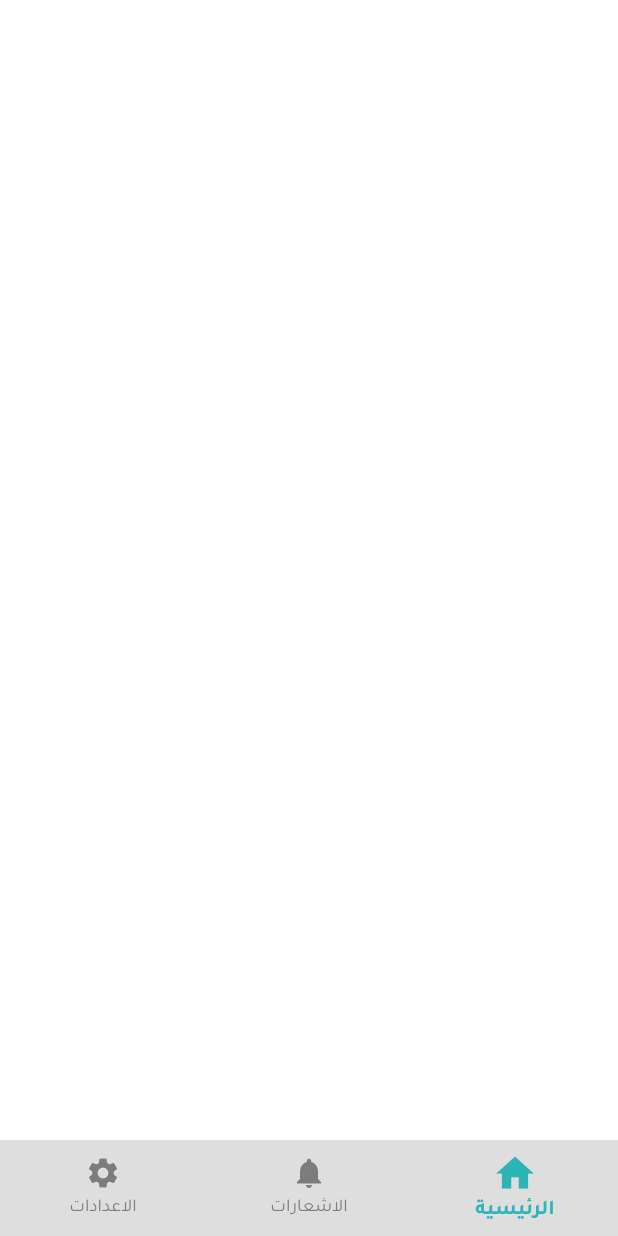
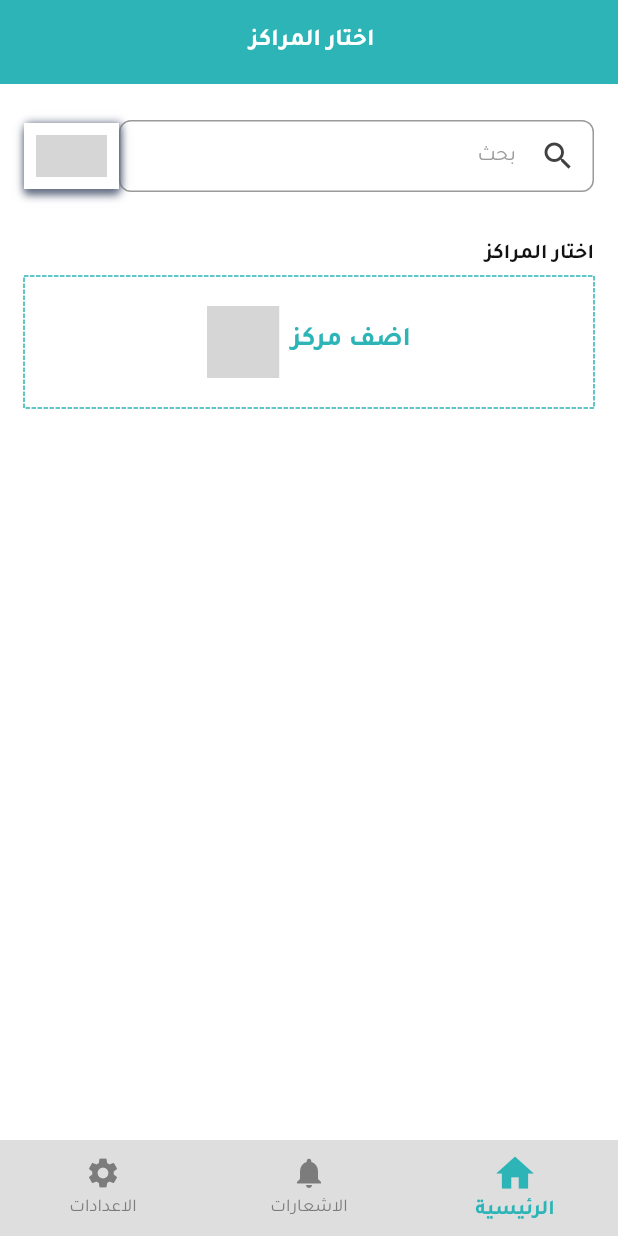
Before and after one commit to KareemFlutter/workshop_manager, a Flutter app: the NavBarScreen screen opened by its route, on a phone screen of 412 x 824 dp. Run offline on Flutter 3.47's test engine with Material 3 defaults, Android fonts, the phone set to English and light mode, and no system bars; drawn by our look-alikes of dotted_border; our stand-ins replace bloc, dartz, device_info_plus, dio, equatable, flutter_bloc and 6 more; accounts and stored records are empty; grey boxes are pictures that could not be loaded.

Commit message:
add home screen Ui

```diff
--- a/lib/Core/styles/app_styles.dart
+++ b/lib/Core/styles/app_styles.dart
@@ -1,4 +1,5 @@
 import 'package:flutter/material.dart';
+import 'package:flutter/services.dart';
 
 import '../constant/out_line_input_border.dart';
 import '../utils/app_colors.dart';
@@ -20,6 +21,7 @@ ThemeData themeData() {
       suffixIconColor: AppColors.grey9,
     ),
     appBarTheme: const AppBarTheme(
+      systemOverlayStyle: SystemUiOverlayStyle(statusBarColor: AppColors.white),
       backgroundColor: AppColors.white,
       centerTitle: true,
       elevation: 0.0,
--- a/lib/Core/utils/app_colors.dart
+++ b/lib/Core/utils/app_colors.dart
@@ -10,4 +10,5 @@ class AppColors {
   static const Color redED = Color(0xffED1414);
   static const Color grey7c = Color(0xff7C7C7C);
   static const Color greyDE = Color(0xffDEDEDE);
+  static const Color grey41 = Color(0xff414141);
 }
--- a/lib/Core/utils/app_imgaes.dart
+++ b/lib/Core/utils/app_imgaes.dart
@@ -1,5 +1,6 @@
 class AppImages {
   static const String pathRoot = "assets/images";
+  static const String vectRoot = "assets/images/vectors";
 
   //! images
   static const String intro = "$pathRoot/intro.png";
@@ -7,4 +8,8 @@ class AppImages {
   static const String lock = "$pathRoot/lock.png";
   static const String largLogo = "$pathRoot/big_logo.png";
   static const String reset = "$pathRoot/reset.png";
+
+  //! Vectors
+  static const String filter = "$vectRoot/filter.svg";
+  static const String add = "$vectRoot/add.svg";
 }
--- /dev/null
+++ b/lib/Core/widget/custom_app_bar.dart
@@ -0,0 +1,23 @@
+import 'package:flutter/material.dart';
+import 'package:workshop_manager/Core/utils/app_colors.dart';
+import 'package:workshop_manager/Core/widget/custom_app_text.dart';
+
+PreferredSizeWidget? appBar({
+  Color? color,
+  Widget? leading,
+  List<Widget>? actions,
+  required String title,
+}) {
+  return AppBar(
+    backgroundColor: color,
+    automaticallyImplyLeading: false,
+    leading: leading,
+    actions: actions,
+    title: CustomAppText(
+      text: title,
+      color: AppColors.white,
+      fontWeight: FontWeight.w700,
+      size: 16,
+    ),
+  );
+}
--- /dev/null
+++ b/lib/Core/widget/custom_seach_bar.dart
@@ -0,0 +1,22 @@
+import 'package:flutter/material.dart';
+
+class CustomSeachBar extends StatelessWidget {
+  final String? hintText;
+  final Widget? prefixIcon;
+  const CustomSeachBar({
+    super.key,
+    this.hintText,
+    this.prefixIcon,
+  });
+
+  @override
+  Widget build(BuildContext context) {
+    return TextFormField(
+      decoration: InputDecoration(
+        contentPadding: const EdgeInsets.all(0),
+        hintText: hintText,
+        prefixIcon: prefixIcon,
+      ),
+    );
+  }
+}
--- a/lib/Feature/Home/Presentation/Views/home_screen.dart
+++ b/lib/Feature/Home/Presentation/Views/home_screen.dart
@@ -1,10 +1,55 @@
+import 'package:dotted_border/dotted_border.dart';
 import 'package:flutter/material.dart';
+import 'package:flutter_svg/flutter_svg.dart';
+import 'package:workshop_manager/Core/utils/app_colors.dart';
+import 'package:workshop_manager/Core/utils/app_imgaes.dart';
+import 'package:workshop_manager/Core/widget/custom_app_text.dart';
+import '../../../../Core/constant/app_sized.dart';
+import '../../../../Core/widget/custom_app_bar.dart';
+import '../widget/custom_row_search_bar_and_filter.dart';
 
 class HomeScreen extends StatelessWidget {
   const HomeScreen({super.key});
 
   @override
   Widget build(BuildContext context) {
-    return const Scaffold();
+    return Scaffold(
+      appBar: appBar(
+        color: AppColors.primary,
+        title: "اختار المراكز ",
+      ),
+      body: Padding(
+        padding: const EdgeInsets.symmetric(horizontal: 16, vertical: 24),
+        child: Column(
+          crossAxisAlignment: CrossAxisAlignment.start,
+          children: [
+            const CustomRowSearchBarAndFilter(),
+            height(32),
+            const CustomAppText(
+              text: "اختار المراكز ",
+              fontWeight: FontWeight.w700,
+            ),
+            height(4),
+            DottedBorder(
+                color: AppColors.primary,
+                padding: const EdgeInsets.all(20),
+                radius: const Radius.circular(12),
+                child: Row(
+                  mainAxisAlignment: MainAxisAlignment.center,
+                  children: [
+                    const CustomAppText(
+                      text: "اضف مركز",
+                      size: 18,
+                      fontWeight: FontWeight.w700,
+                      color: AppColors.primary,
+                    ),
+                    width(8),
+                    SvgPicture.asset(AppImages.add)
+                  ],
+                ))
+          ],
+        ),
+      ),
+    );
   }
 }
--- /dev/null
+++ b/lib/Feature/Home/Presentation/widget/custom_row_search_bar_and_filter.dart
@@ -0,0 +1,50 @@
+import 'package:flutter/material.dart';
+import 'package:flutter_svg/flutter_svg.dart';
+import 'package:workshop_manager/Core/widget/custom_seach_bar.dart';
+import '../../../../Core/utils/app_colors.dart';
+import '../../../../Core/utils/app_imgaes.dart';
+
+class CustomRowSearchBarAndFilter extends StatelessWidget {
+  const CustomRowSearchBarAndFilter({super.key});
+
+  @override
+  Widget build(BuildContext context) {
+    return Row(
+      mainAxisAlignment: MainAxisAlignment.spaceBetween,
+      children: [
+        const Flexible(
+          flex: 5,
+          child: CustomSeachBar(
+            hintText: "بحث",
+            prefixIcon: Icon(
+              Icons.search,
+              color: AppColors.grey41,
+            ),
+          ),
+        ),
+        Flexible(
+          child: Container(
+            height: 44,
+            padding: const EdgeInsets.all(8),
+            decoration: const BoxDecoration(
+              boxShadow: [
+                BoxShadow(
+                  blurRadius: 4,
+                  color: AppColors.grey66,
+                  offset: Offset(0, 4),
+                ),
+                BoxShadow(
+                  blurRadius: 4,
+                  color: AppColors.grey66,
+                  offset: Offset(1, 0),
+                )
+              ],
+              color: AppColors.white,
+            ),
+            child: SvgPicture.asset(AppImages.filter),
+          ),
+        )
+      ],
+    );
+  }
+}
--- a/pubspec.yaml
+++ b/pubspec.yaml
@@ -14,6 +14,7 @@ dependencies:
   dartz: ^0.10.1
   device_info_plus: ^10.1.2
   dio: ^5.7.0
+  dotted_border: ^2.1.0
   equatable: ^2.0.5
   flutter:
     sdk: flutter
@@ -21,6 +22,7 @@ dependencies:
   flutter_localizations:
     sdk: flutter
   flutter_otp_text_field: ^1.2.0
+  flutter_svg: ^2.0.10+1
   fluttertoast: ^8.2.8
   get_it: ^8.0.0
   go_router: ^14.2.7
@@ -41,6 +43,7 @@ flutter:
   # To add assets to your application, add an assets section, like this:
   assets:
     - assets/images/
+    - assets/images/vectors/
   fonts:
     - family: Tajawal
       fonts:
```
Also changed, not shown: assets/Images/vectors/add.svg (added), assets/Images/vectors/filter.svg (added), pubspec.lock.
